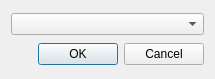
Old version of the form src/spriteeditwindow.ui in the repository devinacker/kale.
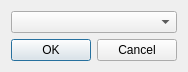
New version of the form. Icons and pictures are not drawn.

Commit message: ensure proper layout size constraints

Patch:
```diff
--- a/src/spriteeditwindow.ui
+++ b/src/spriteeditwindow.ui
@@ -24,6 +24,9 @@
     <normaloff>:/images/icons/kale-enemies.png</normaloff>:/images/icons/kale-enemies.png</iconset>
   </property>
   <layout class="QGridLayout" name="gridLayout">
+   <property name="sizeConstraint">
+    <enum>QLayout::SetFixedSize</enum>
+   </property>
    <item row="1" column="0">
     <widget class="QDialogButtonBox" name="buttonBox">
      <property name="orientation">
```
The commit also changes 5 other files.
